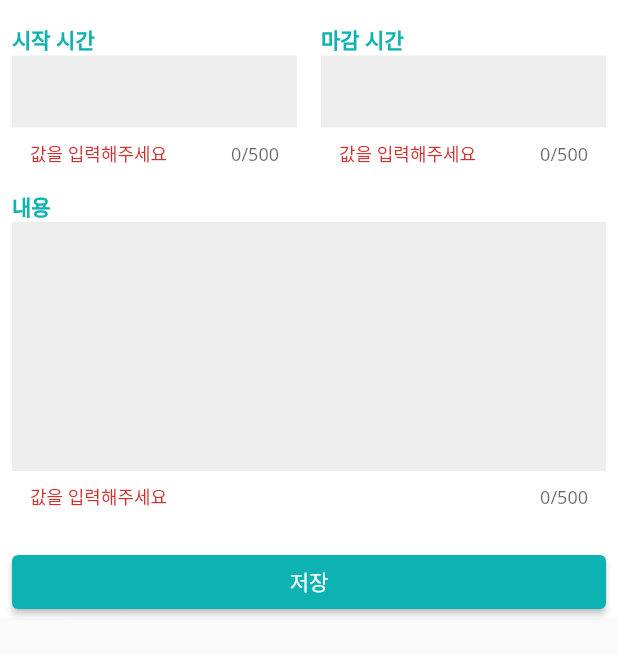
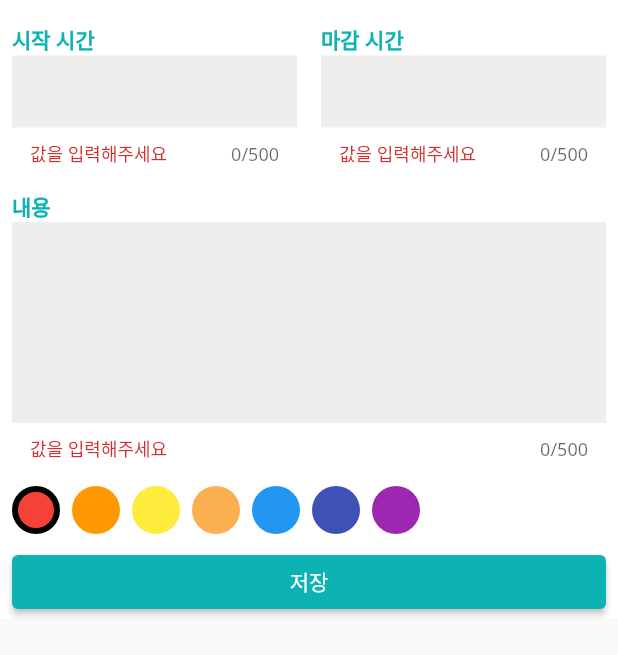
Before and after one commit to rldnd/flutter_scheduler, a Flutter app: the ScheduleBottomSheet widget shown alone on an empty page, opened directly, on a phone screen of 412 x 824 dp. Shown: the top 655 px of the screen. Run offline on Flutter 3.47's test engine with Material 2 defaults, Android fonts, the phone set to English and light mode, and no system bars; our stand-ins replace drift, get_it, table_calendar; accounts and stored records are empty; generated files the repository leaves out were written again.

Commit message:
feat(colorPicker): makeList using sqflite & get_it

```diff
--- a/lib/components/schedule_bottom_sheet.dart
+++ b/lib/components/schedule_bottom_sheet.dart
@@ -18,6 +18,7 @@ class _ScheduleBottomSheetState extends State<ScheduleBottomSheet> {
   int? startTime;
   int? endTime;
   String? content;
+  int? selectedColorId;
 
   @override
   Widget build(BuildContext context) {
@@ -60,9 +61,17 @@ class _ScheduleBottomSheetState extends State<ScheduleBottomSheet> {
                       FutureBuilder<List<CategoryColor>>(
                           future: GetIt.I<LocalDatabase>().getCategoryColors(),
                           builder: (context, snapshot) {
-                            print(snapshot.data);
+                            if (snapshot.hasData &&
+                                selectedColorId == null &&
+                                snapshot.data!.isNotEmpty) {
+                              selectedColorId = snapshot.data![0].id;
+                            }
                             return _ColorPicker(
-                              colors: [],
+                              colors: snapshot.hasData ? snapshot.data! : [],
+                              selectedColorId: selectedColorId,
+                              colorIdSetter: (int id) {
+                                setState(() => selectedColorId = id);
+                              },
                             );
                           }),
                       SizedBox(height: 8.0),
@@ -139,28 +148,50 @@ class _Content extends StatelessWidget {
   }
 }
 
+typedef ColorIdSetter = void Function(int id);
+
 class _ColorPicker extends StatelessWidget {
-  final List<Color> colors;
+  final List<CategoryColor> colors;
+  final int? selectedColorId;
+  final ColorIdSetter colorIdSetter;
 
-  const _ColorPicker({Key? key, required this.colors}) : super(key: key);
+  const _ColorPicker(
+      {Key? key,
+      required this.colors,
+      required this.selectedColorId,
+      required this.colorIdSetter})
+      : super(key: key);
 
   @override
   Widget build(BuildContext context) {
     return Wrap(
       spacing: 8.0,
       runSpacing: 10.0,
-      children: colors.map((color) => renderColor(color)).toList(),
+      children: colors
+          .map(
+            (color) => GestureDetector(
+                onTap: () {
+                  colorIdSetter(color.id);
+                },
+                child: renderColor(color, selectedColorId == color.id)),
+          )
+          .toList(),
     );
   }
 
-  Widget renderColor(Color color) {
+  Widget renderColor(CategoryColor categoryColor, bool isSelected) {
     return Container(
       width: 32.0,
       height: 32.0,
       decoration: BoxDecoration(
-        shape: BoxShape.circle,
-        color: color,
-      ),
+          shape: BoxShape.circle,
+          color: Color(int.parse('FF${categoryColor.hexCode}', radix: 16)),
+          border: isSelected
+              ? Border.all(
+                  color: Colors.black,
+                  width: 4.0,
+                )
+              : null),
     );
   }
 }
```
